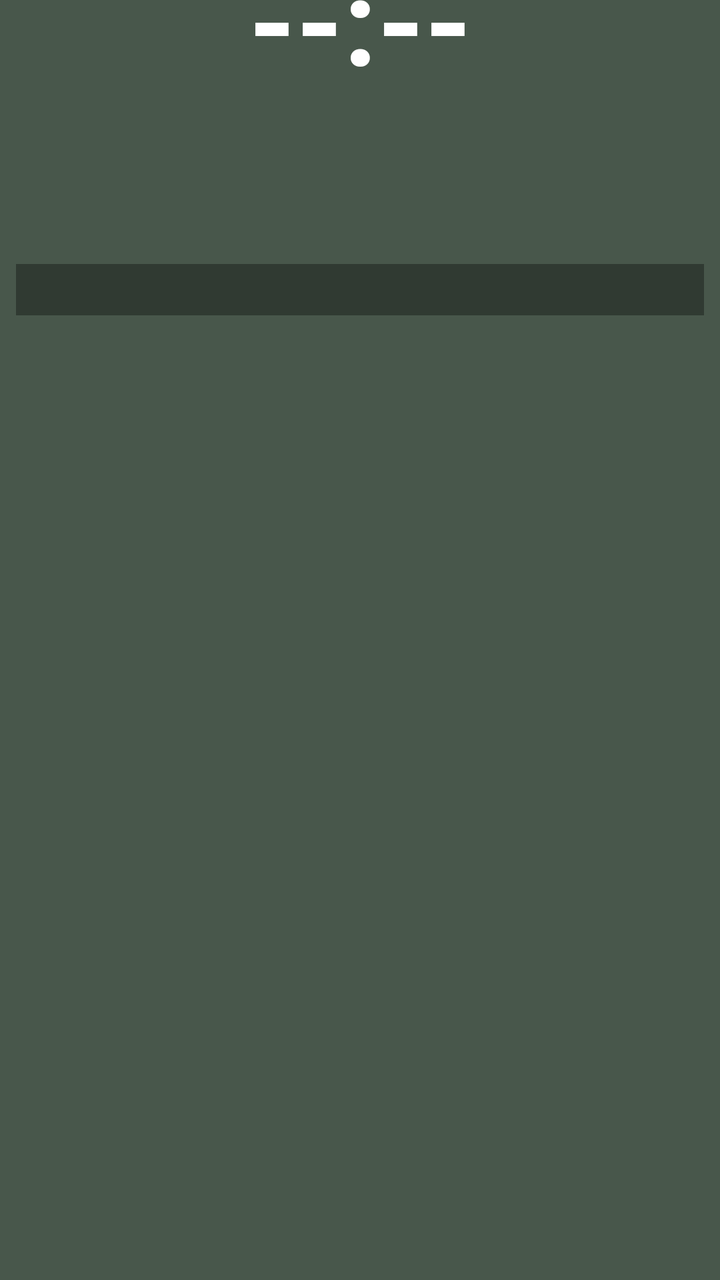
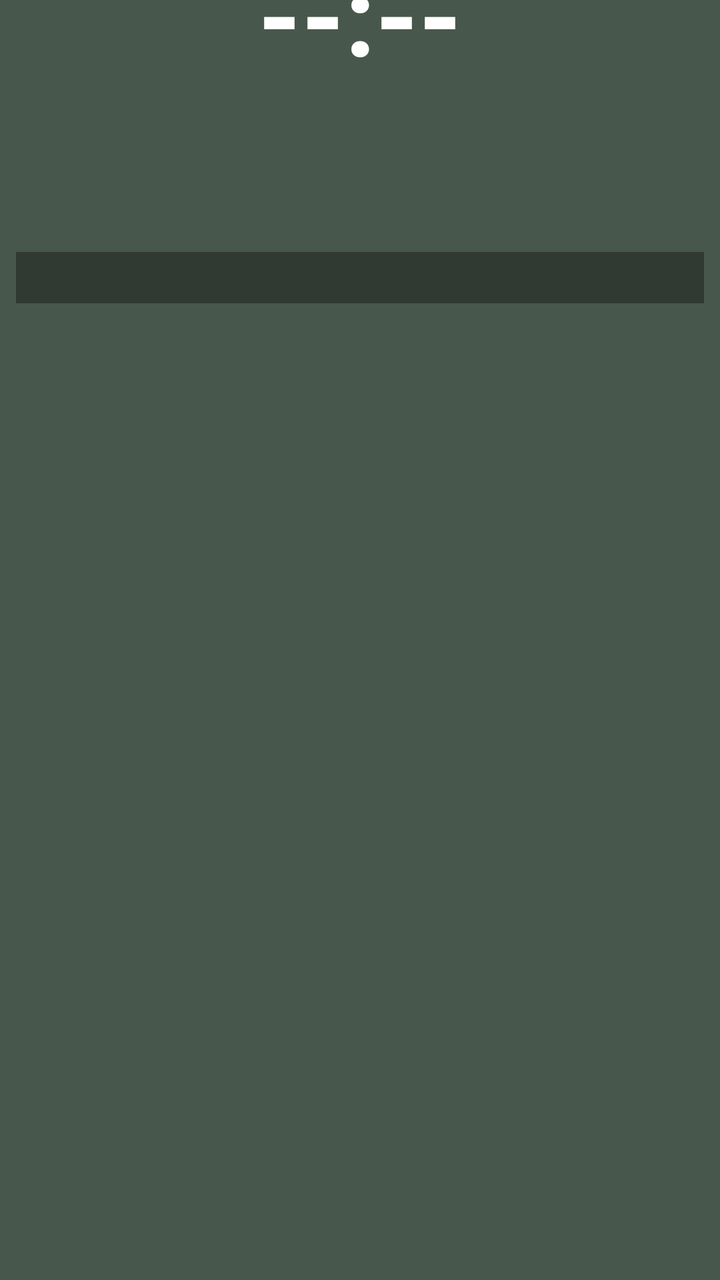

The first picture is an Android layout as it rendered before a commit; the second is the same layout after the commit. The layout source and the unified diff follow.
<!-- AndroidManifest.xml: fallback theme Theme.MaterialComponents.DayNight.NoActionBar -->
<!-- res/layout/prayer_widget_layout.xml -->
<?xml version="1.0" encoding="utf-8"?>
<LinearLayout xmlns:android="http://schemas.android.com/apk/res/android"
    android:layout_width="match_parent"
    android:layout_height="match_parent"
    android:orientation="vertical"
    android:background="@drawable/widget_background"
    android:paddingStart="8dp"
    android:paddingEnd="8dp"
    android:paddingTop="0dp"
    android:paddingBottom="8dp">

    
    <TextView
        android:id="@+id/widget_time"
        android:layout_width="match_parent"
        android:layout_height="wrap_content"
        android:layout_marginTop="-23dp"
        android:text="--:--"
        android:textColor="#FFFFFF"
        android:textSize="60sp"
        android:textStyle="bold"
        android:includeFontPadding="false"
        android:gravity="center" />

    
    <LinearLayout
        android:layout_width="match_parent"
        android:layout_height="wrap_content"
        android:layout_marginTop="-23dp"
        android:orientation="horizontal"
        android:gravity="center_vertical">

        <TextView
            android:id="@+id/widget_day"
            android:layout_width="0dp"
            android:layout_height="wrap_content"
            android:layout_weight="3"
            android:text=""
            android:textColor="#FFFFFF"
            android:textSize="25sp"
            android:textStyle="bold"
            android:includeFontPadding="false"
            android:singleLine="true"
            android:ellipsize="end" />

        <TextView
            android:id="@+id/widget_weather"
            android:layout_width="0dp"
            android:layout_height="wrap_content"
            android:layout_weight="4"
            android:text=""
            android:textColor="#80DEEA"
            android:textSize="13sp"
            android:textStyle="bold"
            android:gravity="end"
            android:singleLine="true"
            android:ellipsize="start" />

    </LinearLayout>

    
    <LinearLayout
        android:layout_width="match_parent"
        android:layout_height="wrap_content"
        android:layout_marginTop="-4dp"
        android:orientation="horizontal">

        
        <LinearLayout
            android:layout_width="0dp"
            android:layout_height="wrap_content"
            android:layout_weight="1"
            android:orientation="vertical">

            <TextView
                android:id="@+id/widget_gregorian"
                android:layout_width="wrap_content"
                android:layout_height="wrap_content"
                android:text=""
                android:textColor="#E0E0E0"
                android:textSize="16sp"
                android:textStyle="bold" />

            <TextView
                android:id="@+id/widget_hijri"
                android:layout_width="wrap_content"
                android:layout_height="wrap_content"
                android:layout_marginTop="3dp"
                android:text=""
                android:textColor="#FFD54F"
                android:textSize="15sp"
                android:textStyle="bold" />

            <TextView
                android:id="@+id/widget_bangla_date"
                android:layout_width="wrap_content"
                android:layout_height="wrap_content"
                android:layout_marginTop="3dp"
                android:text=""
                android:textColor="#80DEEA"
                android:textSize="15sp"
                android:textStyle="bold" />

        </LinearLayout>

        
        <LinearLayout
            android:layout_width="0dp"
            android:layout_height="wrap_content"
            android:layout_weight="1"
            android:orientation="vertical">

            <TextView
                android:id="@+id/widget_sunrise"
                android:layout_width="wrap_content"
                android:layout_height="wrap_content"
                android:text=""
                android:textColor="#FFD54F"
                android:textSize="14sp"
                android:textStyle="bold" />

            <TextView
                android:id="@+id/widget_sunset"
                android:layout_width="wrap_content"
                android:layout_height="wrap_content"
                android:layout_marginTop="2dp"
                android:text=""
                android:textColor="#FFD54F"
                android:textSize="14sp"
                android:textStyle="bold" />

            <TextView
                android:id="@+id/widget_sehri"
                android:layout_width="wrap_content"
                android:layout_height="wrap_content"
                android:layout_marginTop="2dp"
                android:text=""
                android:textColor="#00E676"
                android:textSize="14sp"
                android:textStyle="bold" />

            <TextView
                android:id="@+id/widget_iftar"
                android:layout_width="wrap_content"
                android:layout_height="wrap_content"
                android:layout_marginTop="2dp"
                android:text=""
                android:textColor="#00E676"
                android:textSize="14sp"
                android:textStyle="bold" />

        </LinearLayout>
    </LinearLayout>

    
    <TextView
        android:id="@+id/widget_alert"
        android:layout_width="match_parent"
        android:layout_height="wrap_content"
        android:layout_marginTop="-1dp"
        android:paddingTop="4dp"
        android:paddingBottom="4dp"
        android:paddingStart="4dp"
        android:paddingEnd="4dp"
        android:background="#55000000"
        android:text=""
        android:textColor="#FFD54F"
        android:textSize="13sp"
        android:textStyle="bold"
        android:gravity="start"
        android:maxLines="9"
        android:ellipsize="end" />

</LinearLayout>
<!-- resources referenced by this layout -->
<resources>
  <!-- drawable widget_background (drawable) -->
  <?xml version="1.0" encoding="utf-8"?>
  <shape xmlns:android="http://schemas.android.com/apk/res/android"
      android:shape="rectangle">
      <solid android:color="#CC1B2E1F" />
  </shape>
</resources>

<!-- the commit's change to res/layout/prayer_widget_layout.xml (unified diff, before → after) -->
@@ -17,7 +17,7 @@
         android:layout_marginTop="-23dp"
         android:text="--:--"
         android:textColor="#FFFFFF"
-        android:textSize="60sp"
+        android:textSize="55sp"
         android:textStyle="bold"
         android:includeFontPadding="false"
         android:gravity="center" />
